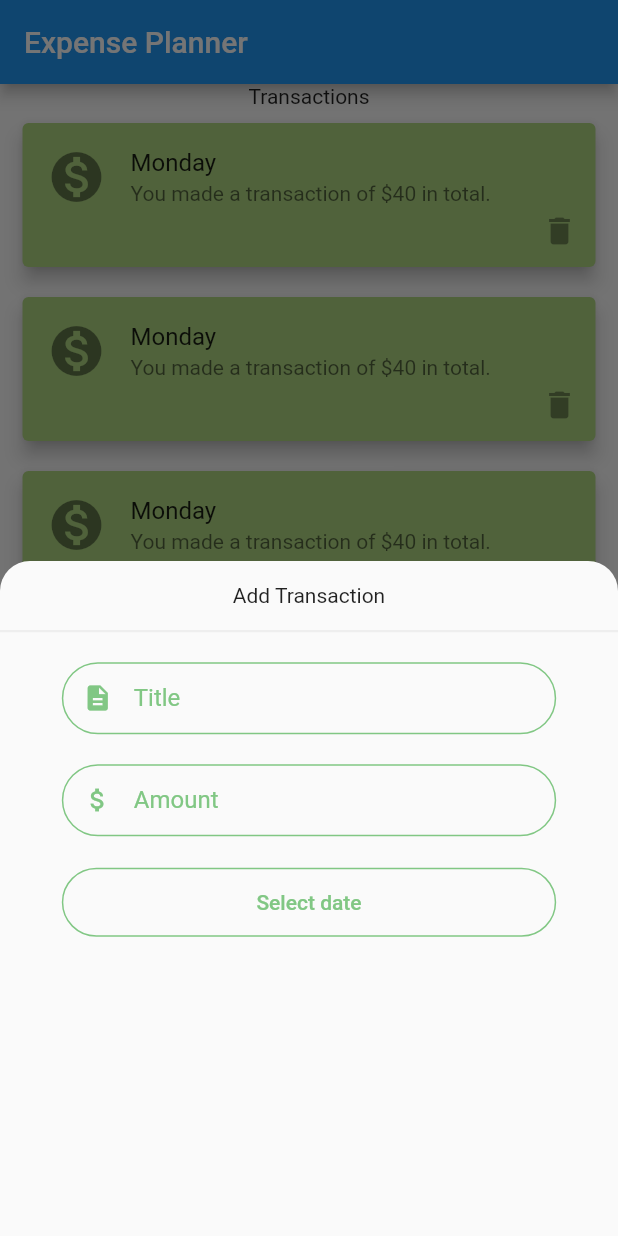
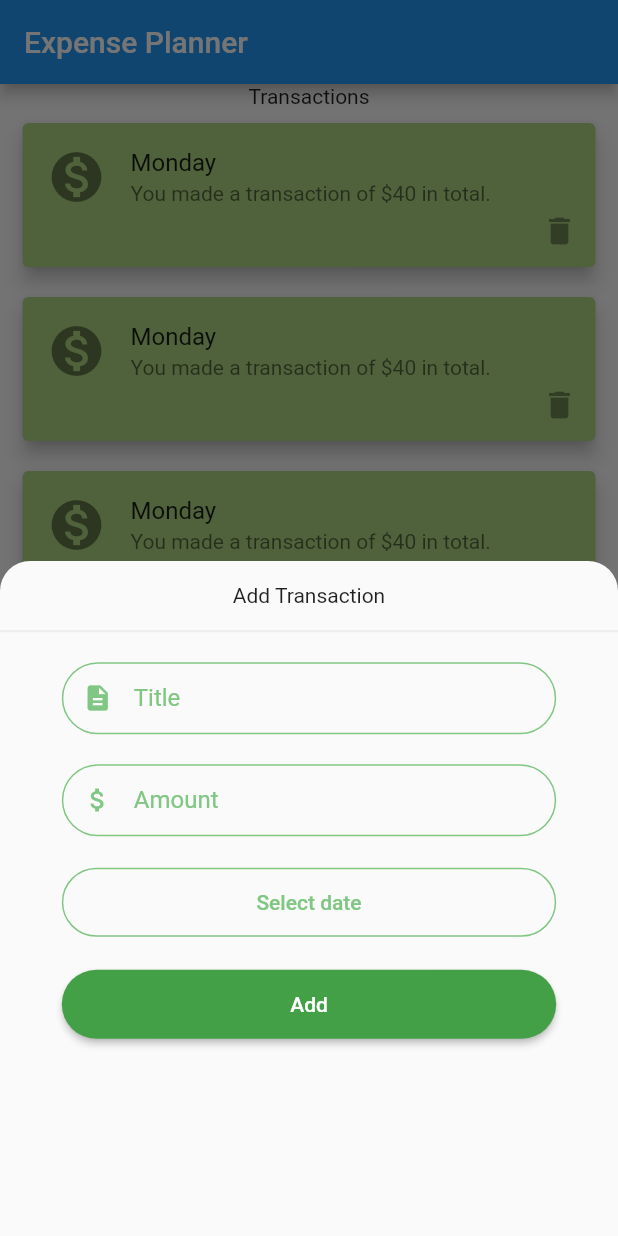
Before and after one commit to hurali97/expensePlanner, a Flutter app: the screen it shows after launch, after a tap on the "add" icon, on a phone screen of 412 x 824 dp. Run offline on Flutter 3.47's test engine with Material 2 defaults, Android fonts, the phone set to English and light mode, and no system bars; our stand-ins replace fluttertoast.

```diff
--- /dev/null
+++ b/lib/src/Widgets/MyButton/index.dart
@@ -0,0 +1,29 @@
+import 'package:flutter/material.dart';
+
+class MyButton extends StatelessWidget {
+  final Function onPressHandler;
+
+  MyButton(this.onPressHandler);
+
+  @override
+  Widget build(BuildContext context) {
+    return Container(
+      width: MediaQuery.of(context).size.width * 0.8,
+      margin: EdgeInsets.symmetric(vertical: 10),
+      child: RaisedButton(
+        child: Text('Add'),
+        disabledColor:  Colors.green[600],
+        color: Colors.green[600],
+        onPressed: onPressHandler,
+        padding: EdgeInsets.all(15),
+        textColor: Colors.white,
+        disabledTextColor: Colors.white,
+        shape: new RoundedRectangleBorder(
+        borderRadius: new BorderRadius.circular(30.0)),
+        highlightColor: Colors.green[100],
+        splashColor: Colors.grey[600],
+        disabledElevation: 5,
+      ),
+    );
+  }
+}
--- a/lib/src/Widgets/MyInputField/index.dart
+++ b/lib/src/Widgets/MyInputField/index.dart
@@ -2,12 +2,18 @@ import 'package:flutter/material.dart';
 
 class MyInputField extends StatelessWidget {
   final String placeHolder, label;
+  final TextInputType keyboardType;
 
   final IconData icon;
   final Function onChangeText;
 
-
-  MyInputField({this.placeHolder, this.label, this.icon, this.onChangeText});
+  MyInputField({
+    this.placeHolder,
+    this.label,
+    this.icon,
+    this.onChangeText,
+    this.keyboardType = TextInputType.text,
+  });
 
   @override
   Widget build(BuildContext context) {
@@ -18,6 +24,7 @@ class MyInputField extends StatelessWidget {
         onChanged: (String value) {
           onChangeText(value);
         },
+        keyboardType: this.keyboardType,
         decoration: InputDecoration(
           focusedBorder: OutlineInputBorder(
             borderRadius: BorderRadius.all(Radius.circular(30.0)),
@@ -28,11 +35,11 @@ class MyInputField extends StatelessWidget {
             borderSide: BorderSide(color: Colors.green[300]),
           ),
 
-          // border: OutlineInputBorder(),
+          // errorText: 'ohh',
           hintText: placeHolder,
           labelText: label,
           labelStyle: TextStyle(
-            color: Colors.green[300] ,
+            color: Colors.green[300],
           ),
           prefixIcon: Icon(
             icon,
@@ -40,7 +47,6 @@ class MyInputField extends StatelessWidget {
             color: Colors.green[300],
           ),
           contentPadding: EdgeInsets.all(0),
-
         ),
       ),
     );
--- a/pubspec.yaml
+++ b/pubspec.yaml
@@ -24,7 +24,7 @@ dependencies:
   flutter:
     sdk: flutter
 
-
+  fluttertoast: ^7.0.2
   # The following adds the Cupertino Icons font to your application.
   # Use with the CupertinoIcons class for iOS style icons.
   cupertino_icons: ^0.1.3
```
Also changed, not shown: lib/src/Widgets/MyBottomSheet/index.dart (+40 -16 lines), pubspec.lock.
